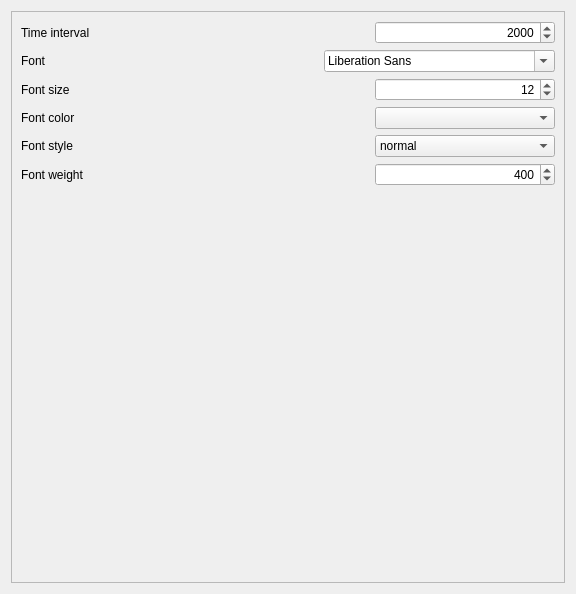
Qt form sources/ptm/contents/ui/appearance.ui (arcan1s/awesome-widgets) before a commit.
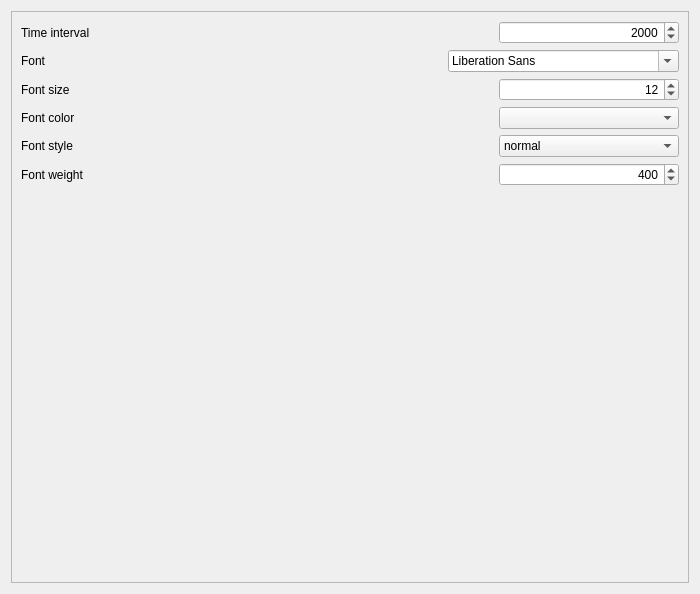
The same form after that commit. Custom widgets are drawn as their Qt base class.

Commit message: edit size of fields in configuration interface

```diff
--- a/sources/ptm/contents/ui/appearance.ui
+++ b/sources/ptm/contents/ui/appearance.ui
@@ -6,7 +6,7 @@
    <rect>
     <x>0</x>
     <y>0</y>
-    <width>576</width>
+    <width>700</width>
     <height>594</height>
    </rect>
   </property>
@@ -18,7 +18,7 @@
   </property>
   <property name="minimumSize">
    <size>
-    <width>576</width>
+    <width>700</width>
     <height>0</height>
    </size>
   </property>
@@ -42,7 +42,7 @@
        <rect>
         <x>0</x>
         <y>0</y>
-        <width>560</width>
+        <width>684</width>
         <height>578</height>
        </rect>
       </property>
@@ -53,7 +53,7 @@
           <widget class="QLabel" name="label_interval">
            <property name="minimumSize">
             <size>
-             <width>120</width>
+             <width>200</width>
              <height>0</height>
             </size>
            </property>
@@ -108,7 +108,7 @@
           <widget class="QLabel" name="label_font">
            <property name="minimumSize">
             <size>
-             <width>120</width>
+             <width>200</width>
              <height>0</height>
             </size>
            </property>
@@ -148,7 +148,7 @@
           <widget class="QLabel" name="label_fontSize">
            <property name="minimumSize">
             <size>
-             <width>120</width>
+             <width>200</width>
              <height>0</height>
             </size>
            </property>
@@ -203,7 +203,7 @@
           <widget class="QLabel" name="label_color">
            <property name="minimumSize">
             <size>
-             <width>120</width>
+             <width>200</width>
              <height>0</height>
             </size>
            </property>
@@ -243,7 +243,7 @@
           <widget class="QLabel" name="label_style">
            <property name="minimumSize">
             <size>
-             <width>120</width>
+             <width>200</width>
              <height>0</height>
             </size>
            </property>
@@ -293,7 +293,7 @@
           <widget class="QLabel" name="label_weight">
            <property name="minimumSize">
             <size>
-             <width>120</width>
+             <width>200</width>
              <height>0</height>
             </size>
            </property>
```
The commit also changes 5 other files.
